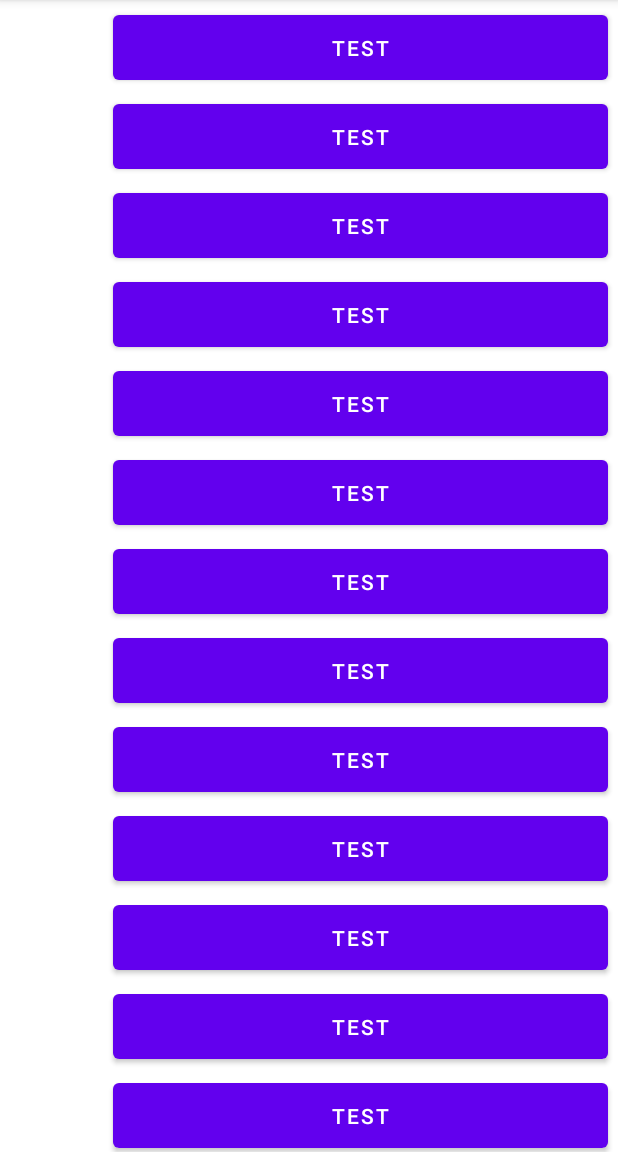
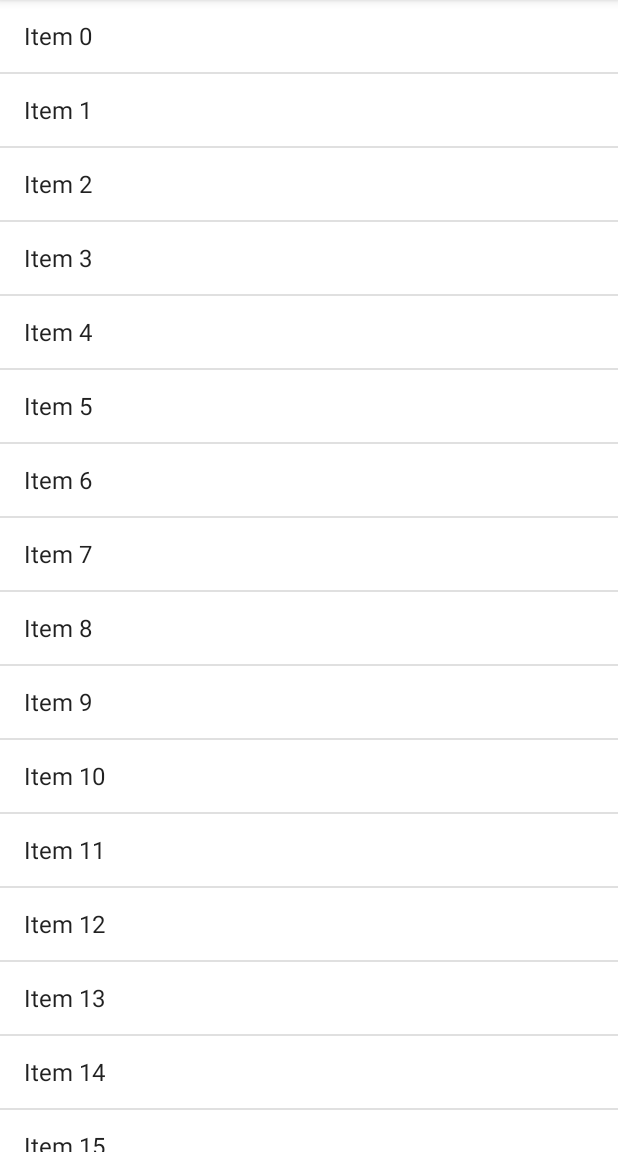
Before and after one commit to kumass2020/Moments-Diary-App, an Android app: the screen it shows after launch (MainActivity), on a phone screen of 412 x 824 dp, the part 84-1236 px from its top. Run offline under Robolectric (Android 15) with nearby library versions, the phone set to English and light mode, and no system bars.

Commit message:
Test: AdapterView 1

```diff
--- a/app/src/main/java/com/cookandroid/moments_diary/MainActivity.java
+++ b/app/src/main/java/com/cookandroid/moments_diary/MainActivity.java
@@ -3,12 +3,44 @@ package com.cookandroid.moments_diary;
 import androidx.appcompat.app.AppCompatActivity;
 
 import android.os.Bundle;
+import android.view.View;
+import android.widget.AdapterView;
+import android.widget.ArrayAdapter;
+import android.widget.ListView;
+import android.widget.Toast;
+
+import java.util.ArrayList;
 
 public class MainActivity extends AppCompatActivity {
+
+    ArrayList<String> arrayList;
+    ArrayAdapter arrayAdapter;
+    ListView listView;
 
     @Override
     protected void onCreate(Bundle savedInstanceState) {
         super.onCreate(savedInstanceState);
         setContentView(R.layout.activity_main);
+
+        arrayList = new ArrayList<>();
+
+        // Adapter 생성
+        arrayAdapter = new ArrayAdapter(this, android.R.layout.simple_list_item_1, arrayList);
+
+        listView = (ListView)findViewById(R.id.lv1);
+
+        // ListView에 Adapter 연결
+        listView.setAdapter(arrayAdapter);
+
+        for(int i=0; i<30; i++) {
+            arrayList.add("Item " +i);
+        }
+
+        listView.setOnItemClickListener(new AdapterView.OnItemClickListener() {
+            @Override
+            public void onItemClick(AdapterView<?> adapterView, View view, int position, long id) {
+                Toast.makeText(MainActivity.this, position+ "번째 Item", Toast.LENGTH_SHORT).show();
+            }
+        });
     }
 }
--- a/app/src/main/res/layout/activity_main.xml
+++ b/app/src/main/res/layout/activity_main.xml
@@ -1,10 +1,15 @@
 <?xml version="1.0" encoding="utf-8"?>
-<ScrollView xmlns:android="http://schemas.android.com/apk/res/android"
+<LinearLayout xmlns:android="http://schemas.android.com/apk/res/android"
     xmlns:app="http://schemas.android.com/apk/res-auto"
     xmlns:tools="http://schemas.android.com/tools"
     android:layout_width="match_parent"
     android:layout_height="match_parent"
     tools:context=".MainActivity">
+
+    <ListView
+        android:id="@+id/lv1"
+        android:layout_width="match_parent"
+        android:layout_height="match_parent" />
 
     <LinearLayout
         android:layout_width="match_parent"
@@ -111,4 +116,4 @@
 
     </LinearLayout>
 
-</ScrollView>
+</LinearLayout>
```
